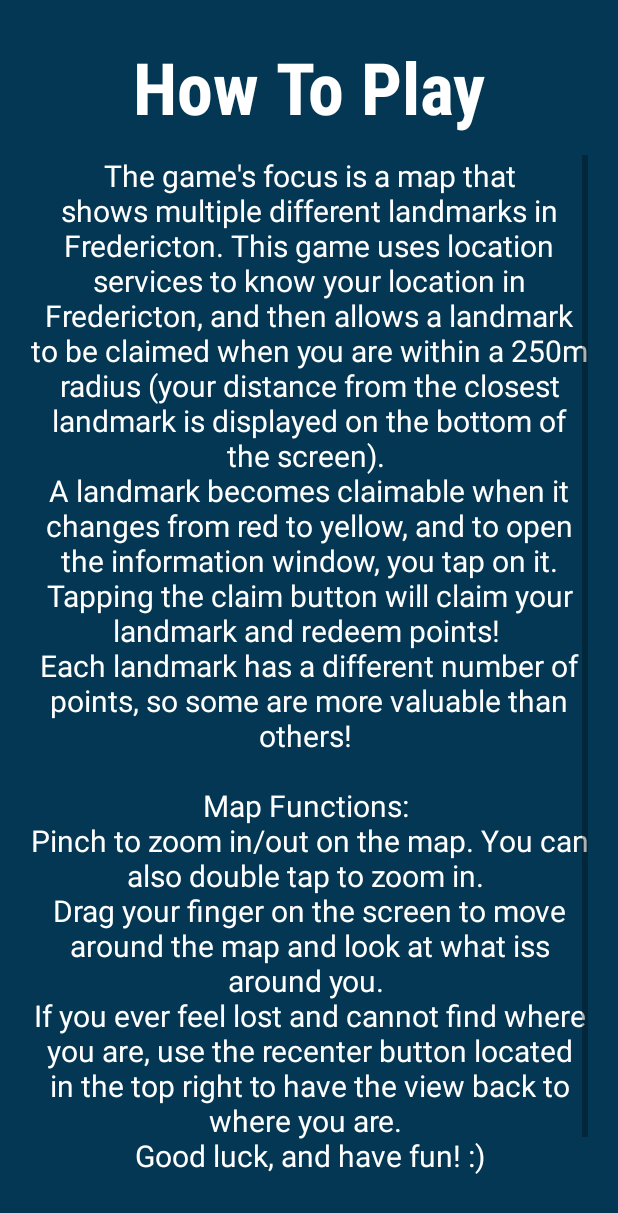
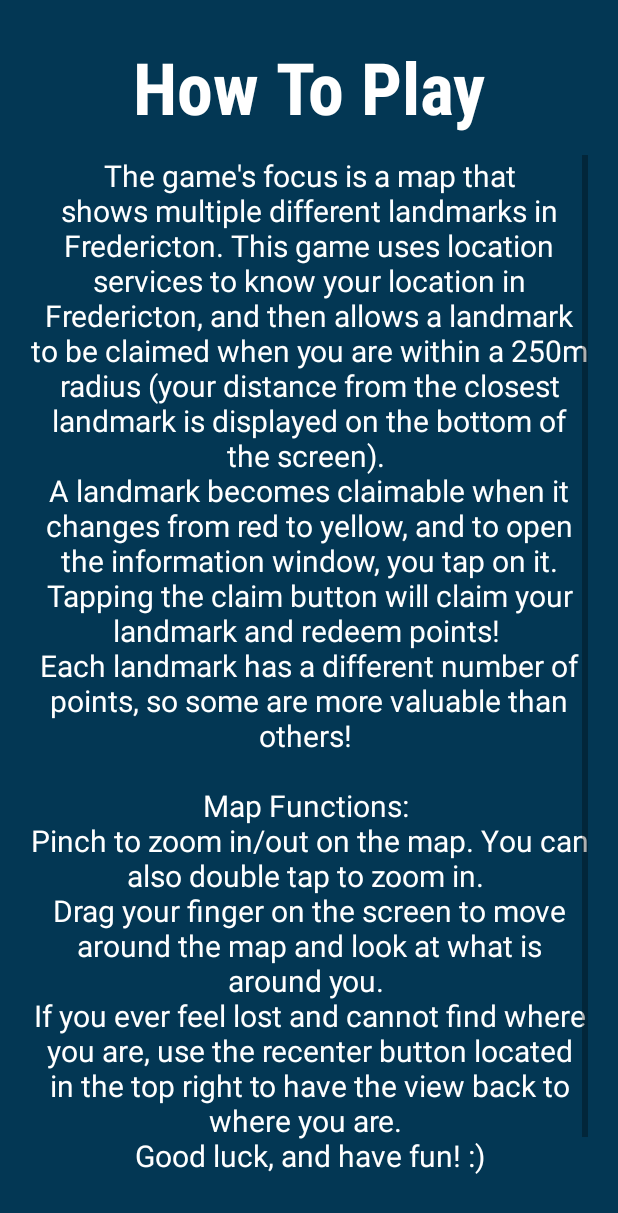
Before and after one commit to mateimarica/searchicton, an Android app: the HowToPlayActivity screen opened directly, with no data from a screen before it, on a phone screen of 412 x 824 dp. Shown: the top 1213 px of the screen. Run offline under Robolectric (Android 15) with nearby library versions, the phone set to English and light mode, and no system bars; pictures from the network do not load.

Commit message:
Instructions typo

```diff
--- a/app/src/main/res/values/strings.xml
+++ b/app/src/main/res/values/strings.xml
@@ -7,7 +7,7 @@
         \nEach landmark has a different number of points, so some are more valuable than others!
         \n\nMap Functions:
         \nPinch to zoom in/out on the map. You can also double tap to zoom in.
-        \nDrag your finger on the screen to move around the map and look at what iss around you.
+        \nDrag your finger on the screen to move around the map and look at what is around you.
         \nIf you ever feel lost and cannot find where you are, use the recenter button located in the top right to have the view back to where you are.
         \nGood luck, and have fun! :)</string>
 </resources>
```
